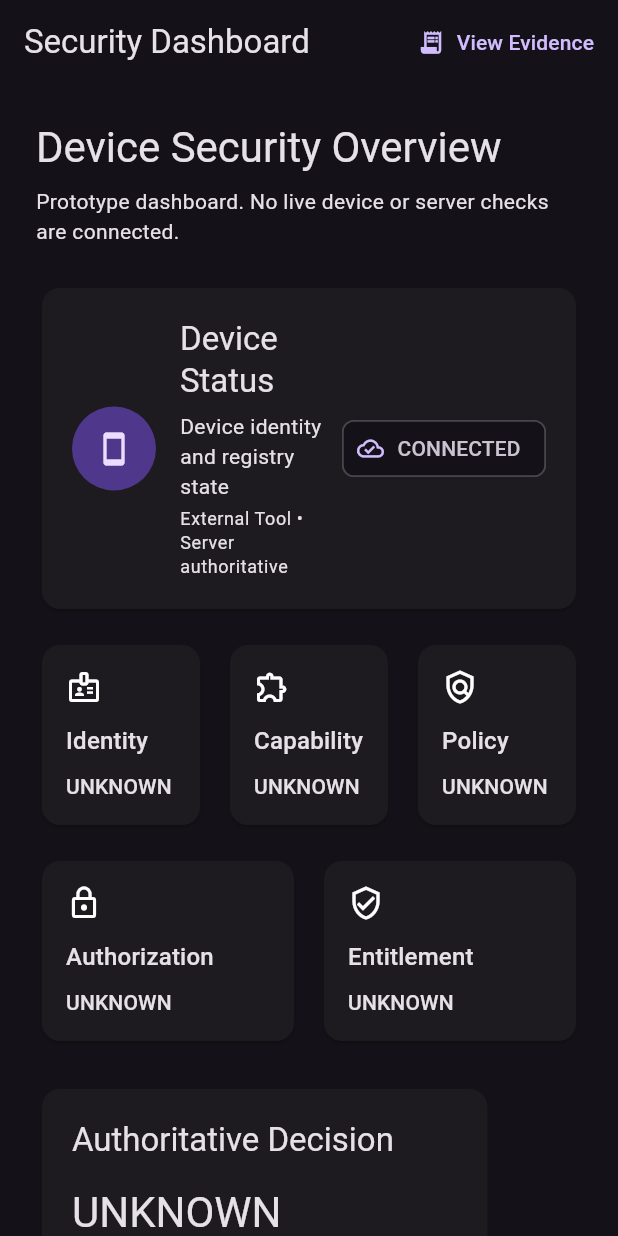
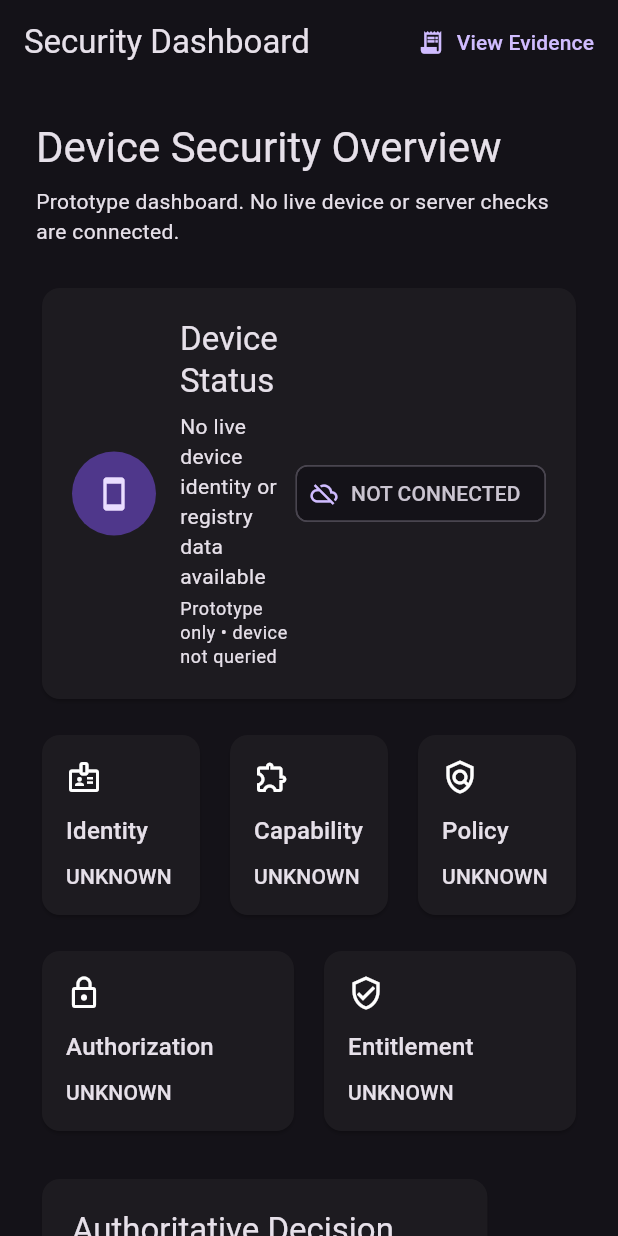
Before and after one commit to phakphum12345/Bypass-iOS-, a Flutter app: the screen it shows after launch, on a phone screen of 412 x 824 dp. Run offline on Flutter 3.47's test engine with Material 3 defaults, Android fonts, the phone set to English and light mode, and no system bars.

Commit message:
fix(ui): stop presenting the demo device as connected

```diff
--- a/flutter_app/lib/features/dashboard/widgets/device_card.dart
+++ b/flutter_app/lib/features/dashboard/widgets/device_card.dart
@@ -24,18 +24,18 @@ class DeviceCard extends StatelessWidget {
                     style: Theme.of(context).textTheme.titleLarge,
                   ),
                   const SizedBox(height: 6),
-                  const Text('Device identity and registry state'),
+                  const Text('No live device identity or registry data available'),
                   const SizedBox(height: 4),
                   Text(
-                    'External Tool • Server authoritative',
+                    'Prototype only • device not queried',
                     style: Theme.of(context).textTheme.bodySmall,
                   ),
                 ],
               ),
             ),
             const Chip(
-              label: Text('CONNECTED'),
-              avatar: Icon(Icons.cloud_done_outlined),
+              label: Text('NOT CONNECTED'),
+              avatar: Icon(Icons.cloud_off_outlined),
             ),
           ],
         ),
```
